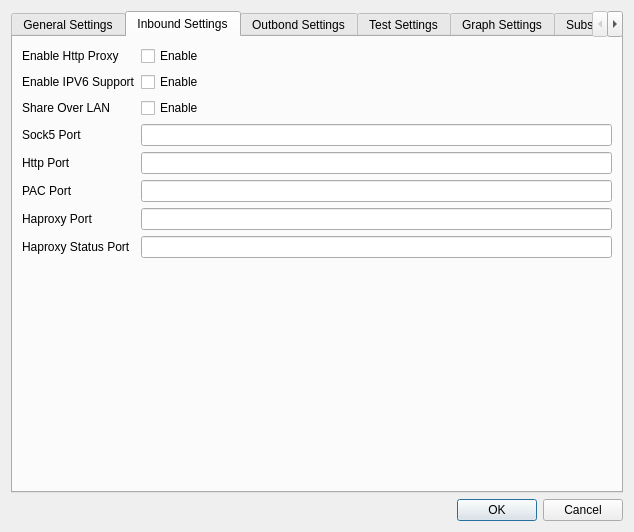
Trojan-Qt5/Trojan-Qt5, file ui/settingsdialog.ui: the form before one commit.
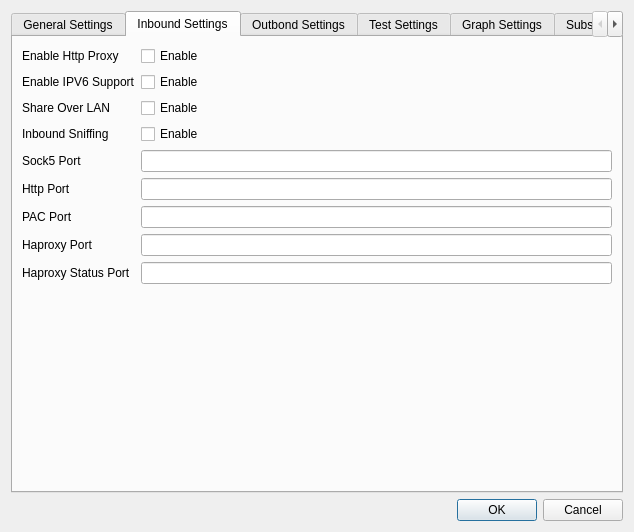
The form after the commit. The open tabs and pages were chosen to show the change. Custom widgets are drawn as their Qt base class.

Diff of the .ui file:
```diff
--- a/ui/settingsdialog.ui
+++ b/ui/settingsdialog.ui
@@ -415,56 +415,70 @@
            </property>
           </widget>
          </item>
-         <item row="3" column="0">
+         <item row="4" column="0">
           <widget class="QLabel" name="label_14">
            <property name="text">
             <string>Sock5 Port</string>
            </property>
           </widget>
          </item>
-         <item row="3" column="1">
+         <item row="4" column="1">
           <widget class="QLineEdit" name="socks5PortLineEdit"/>
          </item>
-         <item row="4" column="0">
+         <item row="5" column="0">
           <widget class="QLabel" name="label_15">
            <property name="text">
             <string>Http Port</string>
            </property>
           </widget>
          </item>
-         <item row="4" column="1">
+         <item row="5" column="1">
           <widget class="QLineEdit" name="httpPortLineEdit"/>
          </item>
-         <item row="5" column="0">
+         <item row="6" column="0">
           <widget class="QLabel" name="label_16">
            <property name="text">
             <string>PAC Port</string>
            </property>
           </widget>
          </item>
-         <item row="5" column="1">
+         <item row="6" column="1">
           <widget class="QLineEdit" name="pacPortLineEdit"/>
          </item>
-         <item row="6" column="0">
+         <item row="7" column="0">
           <widget class="QLabel" name="label_18">
            <property name="text">
             <string>Haproxy Port</string>
            </property>
           </widget>
          </item>
-         <item row="6" column="1">
+         <item row="7" column="1">
           <widget class="QLineEdit" name="haproxyPortLineEdit"/>
          </item>
-         <item row="7" column="0">
+         <item row="8" column="0">
           <widget class="QLabel" name="label_19">
            <property name="text">
             <string>Haproxy Status Port</string>
            </property>
           </widget>
          </item>
-         <item row="7" column="1">
+         <item row="8" column="1">
           <widget class="QLineEdit" name="haproxyStatusPortLineEdit"/>
          </item>
+         <item row="3" column="0">
+          <widget class="QLabel" name="label_35">
+           <property name="text">
+            <string>Inbound Sniffing</string>
+           </property>
+          </widget>
+         </item>
+         <item row="3" column="1">
+          <widget class="QCheckBox" name="inboundSniffingCB">
+           <property name="text">
+            <string>Enable</string>
+           </property>
+          </widget>
+         </item>
         </layout>
        </item>
       </layout>
```
Left out of the diff: 4 changed lines with no effect on the pictures.
